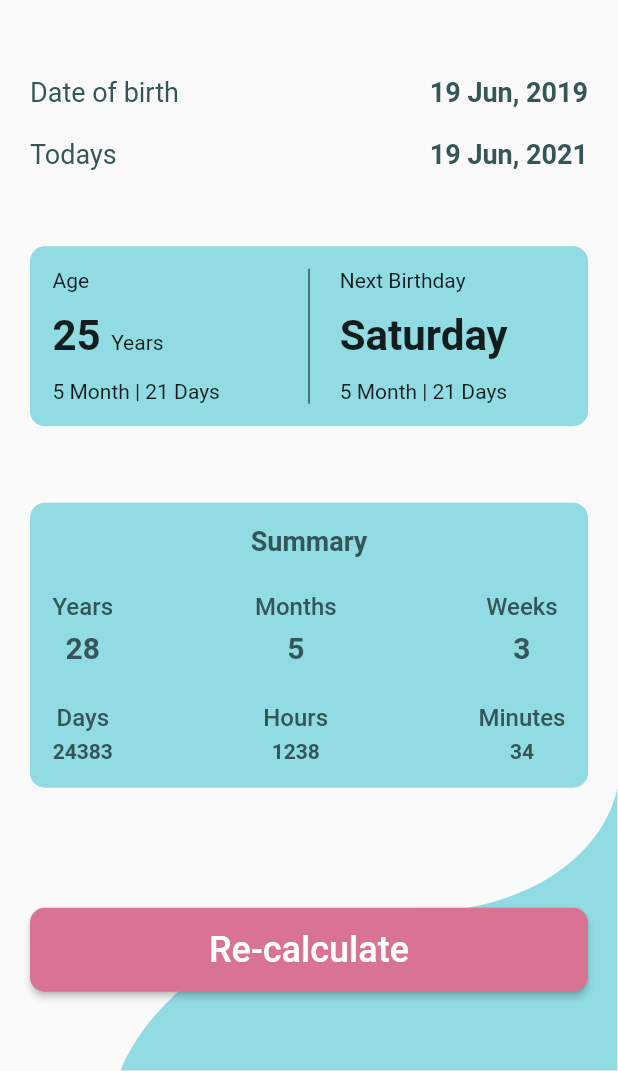
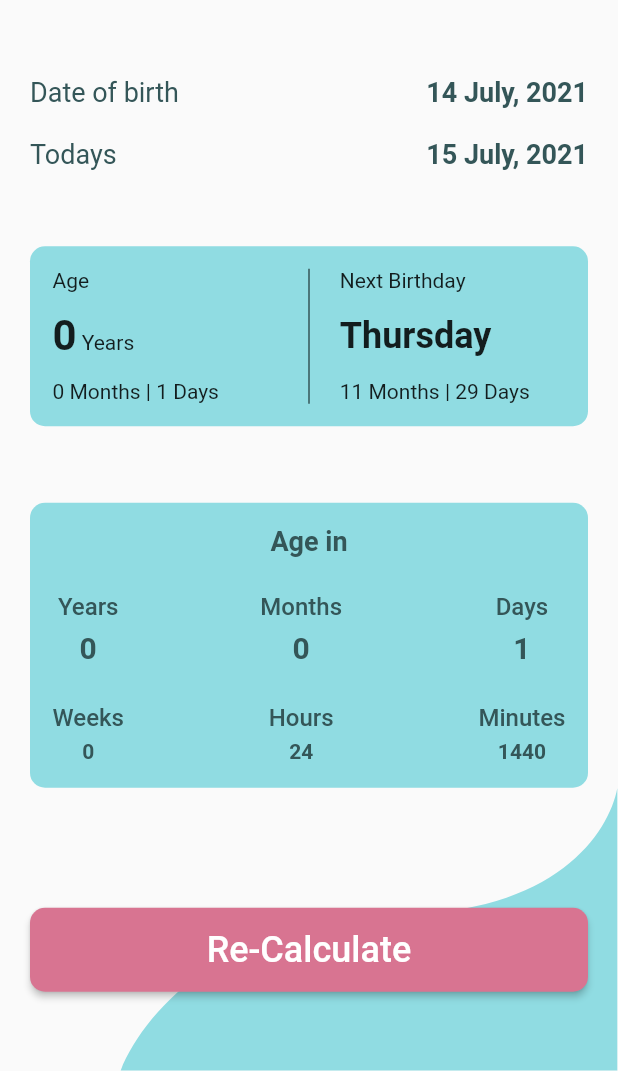
Before and after one commit to jpmehedi/age_calculator, a Flutter app: the screen it shows after launch, after a tap on "Calculate", on a phone screen of 412 x 824 dp, the part 165-1236 px from its top. Run offline on Flutter 3.47's test engine with Material 2 defaults, Android fonts, the light colour scheme and no system bars; our stand-ins replace flutter_svg; Roboto replaces fonts that are missing (roboto).

Commit message:
Logic implement

```diff
--- a/lib/constant/color.dart
+++ b/lib/constant/color.dart
@@ -4,5 +4,5 @@ import 'package:flutter/cupertino.dart';
 
 final Color textColor = Color(0xff345658);
 final Color appNameColor = Color(0xff824000);
-final Color buttonColor = Color(0xffD87491);
+final Color secondaryColor = Color(0xffD87491);
 final Color primaryColor = Color(0xff90dce2);
--- /dev/null
+++ b/lib/logic/age_calculator.dart
@@ -0,0 +1,135 @@
+import 'package:age_calculator/utils/utils.dart';
+import 'package:intl/intl.dart';
+
+class DateDuration {
+  int days;
+  int months;
+  int years;
+
+  DateDuration({this.days = 0, this.months = 0, this.years = 0});
+
+  String toString() {
+    return 'Years: $years, Months: $months, Days: $days';
+  }
+}
+
+/// Age Class
+class AgeCalculator {
+  /// _daysInMonth cost contains days per months; daysInMonth method to be used instead.
+  static const List<int> _daysInMonth = [31,28,31,30,31,30,31,31,30,31,30,31];
+
+  /// isLeapYear method
+  static bool isLeapYear(int year) =>(year % 4 == 0) && ((year % 100 != 0) || (year % 400 == 0));
+
+  /// daysInMonth method
+  static int daysInMonth(int year, int month) =>(month == DateTime.february && isLeapYear(year)) ? 29 : _daysInMonth[month - 1];
+
+  /// dateDifference method
+  static DateDuration dateDifference({required DateTime fromDate, required DateTime toDate}) {
+    // Check if toDate to be included in the calculation
+    DateTime endDate = toDate;
+
+    int years = endDate.year - fromDate.year;
+    int months = 0;
+    int days = 0;
+
+    if (fromDate.month > endDate.month) {
+      years--;
+      months = (DateTime.monthsPerYear + endDate.month - fromDate.month);
+
+      if (fromDate.day > endDate.day) {
+        months--;
+        days = daysInMonth(fromDate.year + years,
+                ((fromDate.month + months - 1) % DateTime.monthsPerYear) + 1) +
+            endDate.day -
+            fromDate.day;
+      } else {
+        days = endDate.day - fromDate.day;
+      }
+    } else if (endDate.month == fromDate.month) {
+      if (fromDate.day > endDate.day) {
+        years--;
+        months = DateTime.monthsPerYear - 1;
+        days = daysInMonth(fromDate.year + years,
+                ((fromDate.month + months - 1) % DateTime.monthsPerYear) + 1) +
+            endDate.day -
+            fromDate.day;
+      } else {
+        days = endDate.day - fromDate.day;
+      }
+    } else {
+      months = (endDate.month - fromDate.month);
+
+      if (fromDate.day > endDate.day) {
+        months--;
+        days = daysInMonth(fromDate.year + years, (fromDate.month + months)) +
+            endDate.day -
+            fromDate.day;
+      } else {
+        days = endDate.day - fromDate.day;
+      }
+    }
+
+    return DateDuration(days: days, months: months, years: years);
+  }
+
+  /// add method
+  static DateTime add({required DateTime date, required DateDuration duration}) {
+    int years = date.year + duration.years;
+    years += ((date.month + duration.months) ~/ DateTime.monthsPerYear);
+    int months = ((date.month + duration.months) % DateTime.monthsPerYear);
+
+    int days = date.day + duration.days - 1;
+
+    return DateTime(years, months, 1).add(Duration(days: days));
+  }
+
+  static DateDuration age(DateTime birthdate, {DateTime? today}) {
+    return dateDifference(fromDate: birthdate, toDate: today ?? DateTime.now());
+  }
+
+  static DateDuration timeToNextBirthday(DateTime birthdate,{DateTime? fromDate}) {
+    DateTime endDate = fromDate ?? DateTime.now();
+    DateTime tempDate = DateTime(endDate.year, birthdate.month, birthdate.day);
+    DateTime nextBirthdayDate = tempDate.isBefore(endDate)
+        ? AgeCalculator.add(date: tempDate, duration: DateDuration(years: 1))
+        : tempDate;
+    return dateDifference(fromDate: endDate, toDate: nextBirthdayDate);
+  }
+
+  static int daysBetween(DateTime from, DateTime to) {
+    from = DateTime(from.year, from.month, from.day);
+    to = DateTime(to.year, to.month, to.day);
+    return (to.difference(from).inHours / 24).round();
+  }
+ static int minutesBetween(DateTime from, DateTime to) {
+    from = DateTime(from.year, from.month, from.day);
+    to = DateTime(to.year, to.month, to.day);
+    return (to.difference(from).inMinutes).round();
+  }
+  static int hoursBetween(DateTime from, DateTime to) {
+    from = DateTime(from.year, from.month, from.day);
+    to = DateTime(to.year, to.month, to.day);
+    return (to.difference(from).inHours).round();
+  }
+
+
+
+
+ static String findDayName() {
+    var getCurrentYear = selectedCurrentDate.toString().split("-")[0];
+    var sp = selectedBithDate.toString().split(' ')[0].split("-");
+
+    String customDate = getCurrentYear + "-"+ sp[1] + "-" + sp[2];
+    var parsedDate = DateTime.parse('$customDate 00:00:00.000');
+
+    if (parsedDate.isBefore(selectedCurrentDate)) {
+      var nextYear = int.parse(getCurrentYear);
+      String customDate = (nextYear + 1).toString() + "-"+ sp[1] + "-" + sp[2];
+      var parsedDate = DateTime.parse('$customDate 00:00:00.000');
+      return DateFormat('EEEE').format(parsedDate);
+    }
+    return DateFormat('EEEE').format(parsedDate);
+
+  }
+}
--- a/lib/main.dart
+++ b/lib/main.dart
@@ -1,6 +1,8 @@
 import 'package:age_calculator/screens/home.dart';
 import 'package:flutter/material.dart';
 import 'package:flutter/services.dart';
+
+import 'constant/color.dart';
 
 void main() {
   SystemChrome.setSystemUIOverlayStyle(SystemUiOverlayStyle(
@@ -17,10 +19,23 @@ class MyApp extends StatelessWidget {
   @override
   Widget build(BuildContext context) {
     return MaterialApp(
+      supportedLocales: [
+        const Locale('en', 'US'), // English
+      ],
       debugShowCheckedModeBanner: false,
       title: 'Age Calculator',
       theme: ThemeData(
         primarySwatch: Colors.blue,
+        colorScheme: ColorScheme.light(
+          primary: primaryColor, // header background color
+          onPrimary: textColor, // header text color
+          onSurface: textColor, // body text color
+        ),
+        textButtonTheme: TextButtonThemeData(
+          style: TextButton.styleFrom(
+            primary: secondaryColor, // button text color
+          ),
+        ),
       ),
       home: HomePage(),
     );
--- a/lib/screens/home.dart
+++ b/lib/screens/home.dart
@@ -1,4 +1,6 @@
 import 'package:age_calculator/constant/color.dart';
+import 'package:age_calculator/utils/helper_function.dart';
+import 'package:age_calculator/utils/utils.dart';
 import 'package:age_calculator/screens/result.dart';
 import 'package:age_calculator/widget/app_name.dart';
 import 'package:age_calculator/widget/custom_bottom_paint.dart';
@@ -64,15 +66,15 @@ class _HomePageState extends State<HomePage> {
             ),
             Spacer(),
             DatePickerField(
-              level: 'Select your date of birth',
-              onTap: (){},
-              hintText: "DD-MM-YYYY",
+              level: 'Select date of birth',
+              onTap: ()=> _selectDate(context, selectedBithDate, "BirthDate" ),
+              hintText: "${getFormatedDate(selectedBithDate)}",
             ),
             SizedBox(height: 10,),
             DatePickerField(
-              level: 'Select age at the date of',
-              onTap: (){},
-              hintText: "DD-MM-YYYY",
+              level: 'Select today\'s date',
+              onTap: ()=> _selectDate(context, selectedCurrentDate, "CurrentDate"),
+              hintText: "${getFormatedDate(selectedCurrentDate)}",
             ),
             Container(
               child: Stack(
@@ -102,4 +104,34 @@ class _HomePageState extends State<HomePage> {
       ),
     );
   }
+
+  //This function used for open date picker
+  Future<void> _selectDate(BuildContext context, DateTime initialDate, String from) async {
+    if(from == 'BirthDate') {
+       final DateTime? pickedBirthDate = await showDatePicker(
+        context: context,
+        initialDate: initialDate,
+        firstDate: DateTime(1900),
+        lastDate: DateTime(2101),
+      );
+      if (pickedBirthDate != null && pickedBirthDate != selectedBithDate)
+      setState(() {
+        selectedBithDate = pickedBirthDate;
+      });
+    }
+    if(from == "CurrentDate"){
+      final DateTime? pickedCurrentDate = await showDatePicker(
+        context: context,
+        initialDate: initialDate,
+        firstDate: DateTime(1900),
+        lastDate: DateTime(2101),
+      );
+
+      if (pickedCurrentDate != null && pickedCurrentDate != selectedCurrentDate)
+      setState(() {
+        selectedCurrentDate = pickedCurrentDate;
+      });
+    }
+
+  }
 }
--- a/lib/screens/result.dart
+++ b/lib/screens/result.dart
@@ -1,6 +1,9 @@
 
 
+import 'package:age_calculator/logic/age_calculator.dart';
 import 'package:age_calculator/constant/color.dart';
+import 'package:age_calculator/utils/helper_function.dart';
+import 'package:age_calculator/utils/utils.dart';
 import 'package:age_calculator/widget/app_name.dart';
 import 'package:age_calculator/widget/custom_bottom_paint.dart';
 import 'package:age_calculator/widget/custom_divider.dart';
@@ -9,6 +12,7 @@ import 'package:age_calculator/widget/custom_list_tile.dart';
 import 'package:age_calculator/widget/custom_top_paint.dart';
 import 'package:age_calculator/widget/summary_card_builder.dart';
 import 'package:flutter/material.dart';
+
 
 class ResultPage extends StatefulWidget {
   const ResultPage({ Key? key }) : super(key: key);
@@ -21,6 +25,7 @@ class _ResultPageState extends State<ResultPage> {
 
   @override
   Widget build(BuildContext context) {
+   print(selectedBithDate);
     final double width = MediaQuery.of(context).size.width;
     return Scaffold(
       body: Container(
@@ -48,12 +53,12 @@ class _ResultPageState extends State<ResultPage> {
                 children: [
                   CustomListTile(
                     leading: "Date of birth",
-                    trailing: "19 Jun, 2019",
+                    trailing: getFormatedDate(selectedBithDate),
                   ),
                   SizedBox(height: 20,),
                   CustomListTile(
                     leading: "Todays",
-                    trailing: "19 Jun, 2021",
+                    trailing: getFormatedDate(selectedCurrentDate),
                   ),
                 ],
               )
@@ -80,15 +85,15 @@ class _ResultPageState extends State<ResultPage> {
                           Text.rich(
                           TextSpan(
                             children: [
-                              TextSpan(text: '25 ', style: TextStyle(fontWeight: FontWeight.bold, fontSize: 28),),
+                              TextSpan(text: AgeCalculator.age(selectedBithDate, today: selectedCurrentDate).years.toString(), style: TextStyle(fontWeight: FontWeight.bold, fontSize: 28),),
                               TextSpan(
-                                text: 'Years',
+                                text: ' Years',
                                 style: TextStyle(fontWeight: FontWeight.normal),
                               ),
                             ],
                            ),
                           ),
-                          Text("5 Month | 21 Days"),
+                          Text("${AgeCalculator.age(selectedBithDate, today: selectedCurrentDate).months.toString()} Months | ${AgeCalculator.age(selectedBithDate, today: selectedCurrentDate).days.toString()} Days"),
                         ],
                       ),
                     ),
@@ -101,8 +106,8 @@ class _ResultPageState extends State<ResultPage> {
                         mainAxisAlignment: MainAxisAlignment.spaceBetween,
                         children: [
                           Text("Next Birthday"),
-                          Text( 'Saturday ', style: TextStyle(fontWeight: FontWeight.bold, fontSize: 28),),
-                          Text("5 Month | 21 Days"),
+                          Text(AgeCalculator.findDayName().toString(), style: TextStyle(fontWeight: FontWeight.bold, fontSize: 24),),
+                          Text("${AgeCalculator.timeToNextBirthday(selectedBithDate, fromDate: selectedCurrentDate).months} Months | ${AgeCalculator.timeToNextBirthday(selectedBithDate, fromDate: selectedCurrentDate).days} Days"),
                         ],
                       ),
                     ),
@@ -122,7 +127,7 @@ class _ResultPageState extends State<ResultPage> {
               ),
               child: Column(
                 children: [
-                  Text("Summary", style: TextStyle(color: textColor, fontSize: 18, fontWeight: FontWeight.w700),),
+                  Text("Age in", style: TextStyle(color: textColor, fontSize: 18, fontWeight: FontWeight.w700),),
                   SizedBox(height: 20,),
                   Container(
                     child: Row(
@@ -134,12 +139,12 @@ class _ResultPageState extends State<ResultPage> {
                             children: [
                               SummaryCardBuilder(
                                 title: "Years",
-                                subTitle: "28",
+                                subTitle: AgeCalculator.age(selectedBithDate, today: selectedCurrentDate).years.toString(),
                               ),
                               SizedBox(height: 20,),
                               SummaryCardBuilder(
-                                title: "Days",
-                                subTitle: "24383",
+                                title: "Weeks",
+                                subTitle: (AgeCalculator.age(selectedBithDate, today: selectedCurrentDate).years * 52).toString(),
                                 fontSize: 14,
                               ),
                             ],
@@ -150,12 +155,12 @@ class _ResultPageState extends State<ResultPage> {
                             children: [
                               SummaryCardBuilder(
                                 title: "Months",
-                                subTitle: "5",
+                                subTitle: (AgeCalculator.age(selectedBithDate, today: selectedCurrentDate).years * 12).toString(),
                               ),
                               SizedBox(height: 20,),
                               SummaryCardBuilder(
                                 title: "Hours",
-                                subTitle: "1238",
+                                subTitle: AgeCalculator.hoursBetween(selectedBithDate, selectedCurrentDate).toString(),
                                 fontSize: 14,
                               ),
                             ],
@@ -165,13 +170,13 @@ class _ResultPageState extends State<ResultPage> {
                           child: Column(
                             children: [
                               SummaryCardBuilder(
-                                title: "Weeks",
-                                subTitle: "3",
+                                title: "Days",
+                                subTitle: AgeCalculator.daysBetween(selectedBithDate, selectedCurrentDate).toString(),
                               ),
                               SizedBox(height: 20,),
                               SummaryCardBuilder(
                                 title: "Minutes",
-                                subTitle: "34",
+                                subTitle: AgeCalculator.minutesBetween(selectedBithDate, selectedCurrentDate).toString(),
                                 fontSize: 14,
                               ),
                             ],
@@ -199,7 +204,7 @@ class _ResultPageState extends State<ResultPage> {
                       onPressed: (){
                         Navigator.pop(context);
                       },
-                      buttonLevel: "Re-calculate",
+                      buttonLevel: "Re-Calculate",
                     ),
                   ),
                 ],
--- /dev/null
+++ b/lib/utils/helper_function.dart
@@ -0,0 +1,10 @@
+
+import 'package:intl/intl.dart';
+
+
+String getFormatedDate(_date) {
+  var inputFormat = DateFormat('yyyy-MM-dd HH:mm');
+  var inputDate = inputFormat.parse(_date.toString());
+  var outputFormat = DateFormat('d MMMM, yyyy');
+  return outputFormat.format(inputDate);
+}
--- /dev/null
+++ b/lib/utils/utils.dart
@@ -0,0 +1,5 @@
+
+  //Put global variable
+
+  DateTime selectedBithDate = DateTime.now().subtract(Duration(days: 1));
+  DateTime selectedCurrentDate = DateTime.now();
--- a/lib/widget/custom_large_button.dart
+++ b/lib/widget/custom_large_button.dart
@@ -22,7 +22,7 @@ class CustomLargeButton extends StatelessWidget {
       child: ElevatedButton(
         onPressed: onPressed,
         style: ButtonStyle(
-          backgroundColor:  MaterialStateProperty.all<Color>(buttonColor),
+          backgroundColor:  MaterialStateProperty.all<Color>(secondaryColor),
           shape: MaterialStateProperty.all<RoundedRectangleBorder>(
             RoundedRectangleBorder(
               borderRadius: BorderRadius.circular(10.0),
--- a/pubspec.yaml
+++ b/pubspec.yaml
@@ -29,6 +29,7 @@ dependencies:
   # Use with the CupertinoIcons class for iOS style icons.
   cupertino_icons: ^1.0.2
   flutter_svg: ^0.22.0
+  intl: ^0.17.0
 
 dev_dependencies:
   flutter_test:
```
Also changed, not shown: pubspec.lock.
